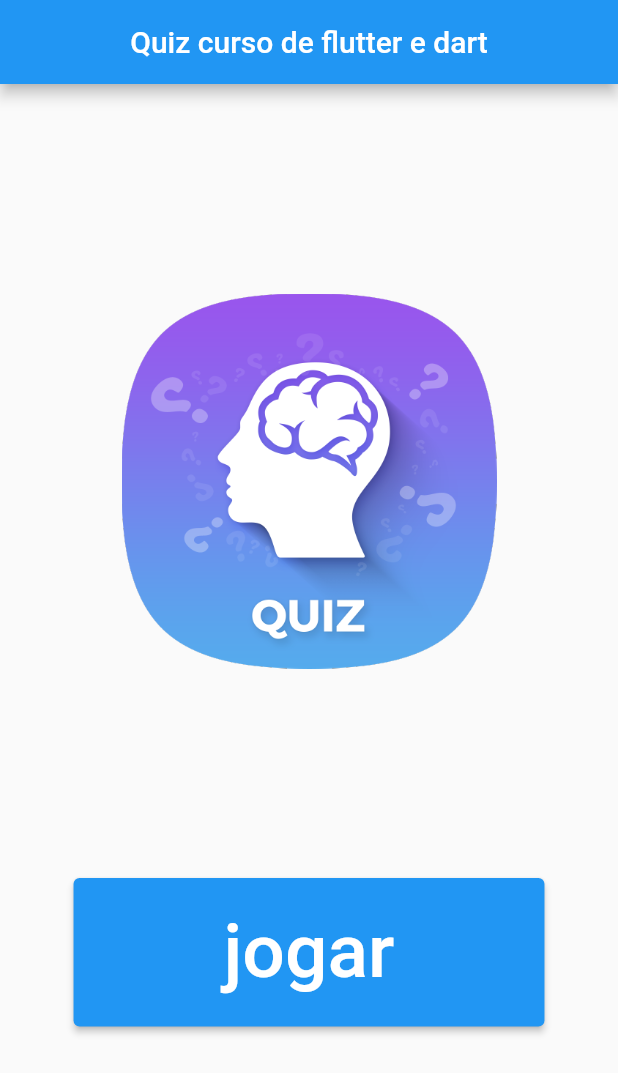
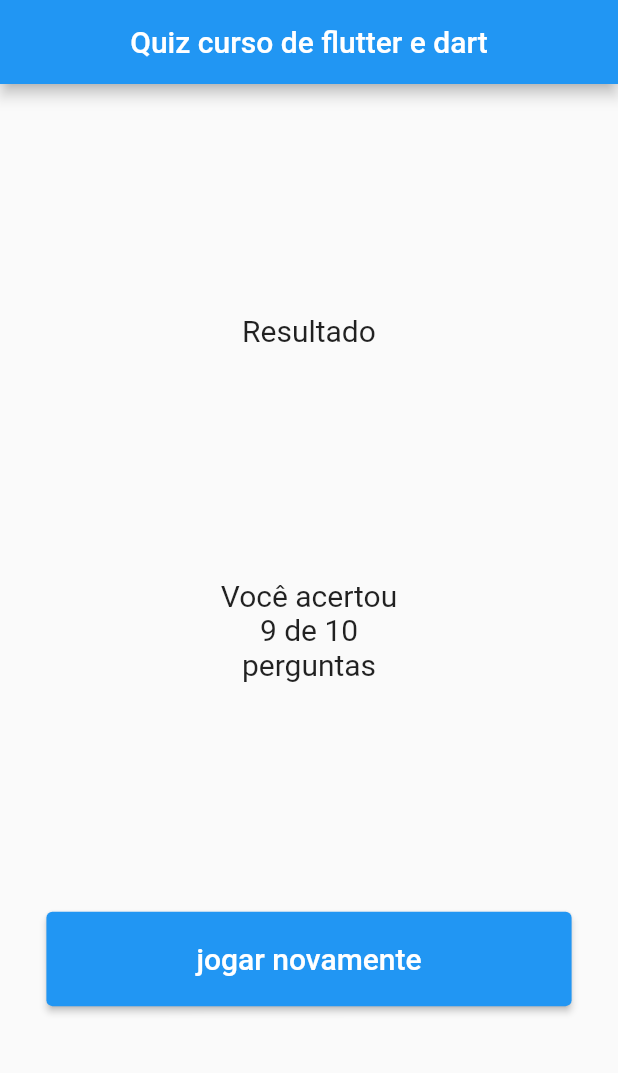
Before and after one commit to francisfs/flutter_balt, a Flutter app: the screen it shows after launch, on a phone screen of 412 x 824 dp. Shown: the top 1073 px of the screen. Run offline on Flutter 3.47's test engine with Material 2 defaults, Android fonts, the phone set to English and light mode, and no system bars; missing offline and left inert: dart:js.

Commit message:
resultado

```diff
--- a/projetos_dart/quiz/lib/main.dart
+++ b/projetos_dart/quiz/lib/main.dart
@@ -1,7 +1,50 @@
 import 'package:flutter/material.dart';
-import 'homepage.dart';
-
+import 'package:quiz/homepage.dart';
+import 'quiz.dart';
 
 void main() {
-  runApp(const Homepage());
+  runApp(const Resultado());
 }
+
+class Resultado extends StatelessWidget {
+  const Resultado({super.key});
+
+  @override
+  Widget build(BuildContext context) {
+    return MaterialApp(
+      home: Scaffold(
+        appBar: AppBar(
+          title: const Center(
+            child: Text('Quiz curso de flutter e dart'),
+          ),
+        ),
+        body: Center(
+          child: Column(
+            mainAxisAlignment: MainAxisAlignment.spaceEvenly,
+            children: [
+              Text(
+                'Resultado',
+                style: TextStyle(fontSize: 20),
+              ),
+              Text(
+                'Você acertou \n9 de 10 \nperguntas',
+                style: TextStyle(fontSize: 20),
+                textAlign: TextAlign.center,
+              ),
+              ElevatedButton(
+                onPressed: () {},
+                style: ElevatedButton.styleFrom(
+                  padding: const EdgeInsets.fromLTRB(100, 20, 100, 20),
+                ),
+                child: const Text(
+                  'jogar novamente',
+                  style: TextStyle(fontSize: 20),
+                ),
+              )
+            ],
+          ),
+        ),
+      ),
+    );
+  }
+}
```
Also changed, not shown: projetos_dart/quiz/lib/quiz.dart (added, +110 -0 lines).
